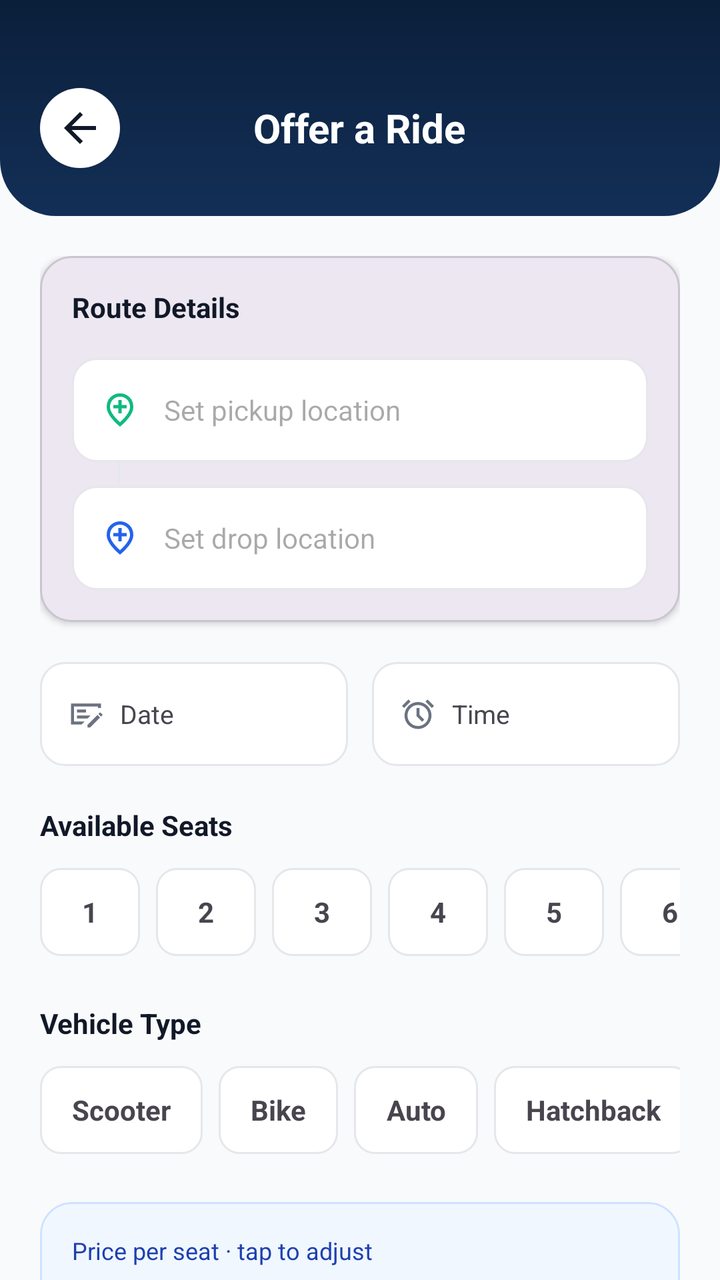
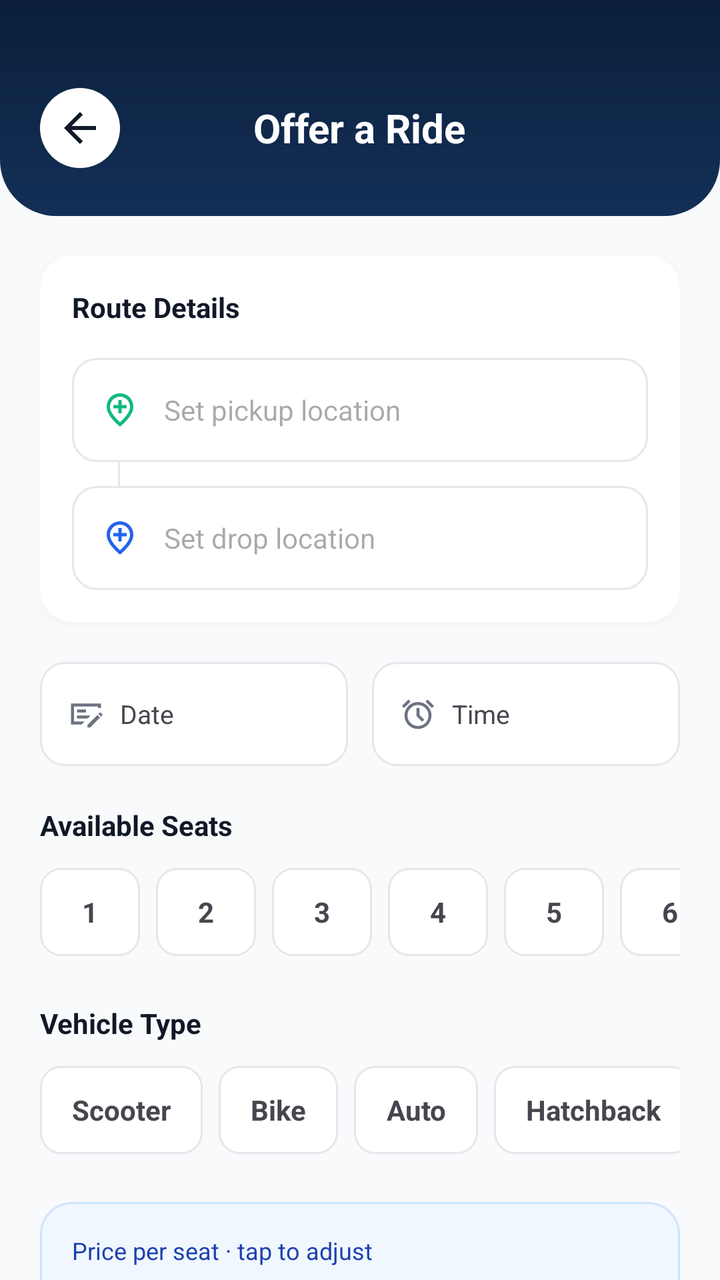

The first picture is an Android layout as it rendered before a commit; the second is the same layout after the commit. The layout source and the unified diff follow.
<!-- AndroidManifest.xml: application theme Theme.RideSharingApp -->
<!-- res/layout/activity_offer_ride.xml -->
<?xml version="1.0" encoding="utf-8"?>
<androidx.coordinatorlayout.widget.CoordinatorLayout xmlns:android="http://schemas.android.com/apk/res/android"
    xmlns:app="http://schemas.android.com/apk/res-auto"
    xmlns:tools="http://schemas.android.com/tools"
    android:layout_width="match_parent"
    android:layout_height="match_parent"
    android:background="@color/background_light"
    tools:context=".OfferRideActivity">

    <com.google.android.material.appbar.AppBarLayout
        android:layout_width="match_parent"
        android:layout_height="wrap_content"
        android:background="@android:color/transparent"
        app:elevation="0dp">

        <LinearLayout
            android:layout_width="match_parent"
            android:layout_height="wrap_content"
            android:orientation="vertical"
            android:background="@drawable/bg_header_curve"
            android:paddingTop="44dp"
            android:paddingBottom="24dp"
            android:paddingStart="20dp"
            android:paddingEnd="20dp">

            <RelativeLayout
                android:layout_width="match_parent"
                android:layout_height="wrap_content">

                <ImageView
                    android:id="@+id/btnBack"
                    android:layout_width="40dp"
                    android:layout_height="40dp"
                    android:layout_centerVertical="true"
                    android:padding="8dp"
                    android:src="@drawable/ic_back_arrow"
                    android:background="@drawable/bg_icon_circle_white"
                    app:tint="@color/text_primary" />

                <TextView
                    android:layout_width="wrap_content"
                    android:layout_height="wrap_content"
                    android:layout_centerInParent="true"
                    android:text="Offer a Ride"
                    android:textColor="@color/text_on_dark"
                    android:textSize="20sp"
                    android:textStyle="bold" />
            </RelativeLayout>
        </LinearLayout>
    </com.google.android.material.appbar.AppBarLayout>

    <androidx.core.widget.NestedScrollView
        android:layout_width="match_parent"
        android:layout_height="match_parent"
        app:layout_behavior="@string/appbar_scrolling_view_behavior"
        android:fillViewport="true">

        <LinearLayout
            android:layout_width="match_parent"
            android:layout_height="wrap_content"
            android:orientation="vertical"
            android:padding="20dp">

            
            <com.google.android.material.card.MaterialCardView
                android:layout_width="match_parent"
                android:layout_height="wrap_content"
                app:cardCornerRadius="16dp"
                app:cardElevation="2dp"
                android:layout_marginBottom="20dp">

                <LinearLayout
                    android:layout_width="match_parent"
                    android:layout_height="wrap_content"
                    android:orientation="vertical"
                    android:padding="16dp">

                    <TextView
                        android:layout_width="wrap_content"
                        android:layout_height="wrap_content"
                        android:text="Route Details"
                        android:textColor="@color/text_primary"
                        android:textStyle="bold"
                        android:layout_marginBottom="16dp" />

                    <LinearLayout
                        android:id="@+id/layoutPickup"
                        android:layout_width="match_parent"
                        android:layout_height="52dp"
                        android:background="@drawable/selector_input_field"
                        android:gravity="center_vertical"
                        android:paddingStart="14dp">
                        <ImageView android:layout_width="20dp" android:layout_height="20dp" android:src="@drawable/ic_location_pickup" />
                        <TextView
                            android:id="@+id/tvPickup"
                            android:layout_width="0dp"
                            android:layout_height="wrap_content"
                            android:layout_weight="1"
                            android:layout_marginStart="12dp"
                            android:hint="Set pickup location"
                            android:textColor="@color/text_primary"
                            android:textSize="14sp"
                            android:maxLines="1"
                            android:ellipsize="end" />
                    </LinearLayout>

                    <View android:layout_width="1dp" android:layout_height="12dp" android:layout_marginStart="23dp" android:background="@color/border_divider" />

                    <LinearLayout
                        android:id="@+id/layoutDrop"
                        android:layout_width="match_parent"
                        android:layout_height="52dp"
                        android:background="@drawable/selector_input_field"
                        android:gravity="center_vertical"
                        android:paddingStart="14dp">
                        <ImageView android:layout_width="20dp" android:layout_height="20dp" android:src="@drawable/ic_location_drop" />
                        <TextView
                            android:id="@+id/tvDrop"
                            android:layout_width="0dp"
                            android:layout_height="wrap_content"
                            android:layout_weight="1"
                            android:layout_marginStart="12dp"
                            android:hint="Set drop location"
                            android:textColor="@color/text_primary"
                            android:textSize="14sp"
                            android:maxLines="1"
                            android:ellipsize="end" />
                    </LinearLayout>
                </LinearLayout>
            </com.google.android.material.card.MaterialCardView>

            
            <LinearLayout
                android:layout_width="match_parent"
                android:layout_height="wrap_content"
                android:orientation="horizontal"
                android:layout_marginBottom="20dp">

                <LinearLayout
                    android:id="@+id/layoutDate"
                    android:layout_width="0dp"
                    android:layout_height="52dp"
                    android:layout_weight="1"
                    android:layout_marginEnd="6dp"
                    android:background="@drawable/bg_input_field"
                    android:gravity="center_vertical"
                    android:paddingStart="14dp">
                    <ImageView android:layout_width="18dp" android:layout_height="18dp" android:src="@drawable/ic_calendar" />
                    <TextView android:id="@+id/tvDate" android:layout_width="wrap_content" android:layout_height="wrap_content" android:layout_marginStart="8dp" android:text="Date" android:textSize="13sp" />
                </LinearLayout>

                <LinearLayout
                    android:id="@+id/layoutTime"
                    android:layout_width="0dp"
                    android:layout_height="52dp"
                    android:layout_weight="1"
                    android:layout_marginStart="6dp"
                    android:background="@drawable/bg_input_field"
                    android:gravity="center_vertical"
                    android:paddingStart="14dp">
                    <ImageView android:layout_width="18dp" android:layout_height="18dp" android:src="@drawable/ic_clock" />
                    <TextView android:id="@+id/tvTime" android:layout_width="wrap_content" android:layout_height="wrap_content" android:layout_marginStart="8dp" android:text="Time" android:textSize="13sp" />
                </LinearLayout>
            </LinearLayout>

            <TextView
                android:layout_width="wrap_content"
                android:layout_height="wrap_content"
                android:text="Available Seats"
                android:textColor="@color/text_primary"
                android:textStyle="bold"
                android:layout_marginBottom="12dp" />

            <HorizontalScrollView
                android:layout_width="match_parent"
                android:layout_height="wrap_content"
                android:scrollbars="none"
                android:layout_marginBottom="24dp">
                <LinearLayout
                    android:id="@+id/layoutSeats"
                    android:layout_width="wrap_content"
                    android:layout_height="wrap_content"
                    android:orientation="horizontal">
                    <TextView android:id="@+id/chipSeat1" android:layout_width="50dp" android:layout_height="44dp" android:layout_marginEnd="8dp" android:background="@drawable/bg_seat_chip" android:gravity="center" android:text="1" android:textStyle="bold" />
                    <TextView android:id="@+id/chipSeat2" android:layout_width="50dp" android:layout_height="44dp" android:layout_marginEnd="8dp" android:background="@drawable/bg_seat_chip" android:gravity="center" android:text="2" android:textStyle="bold" />
                    <TextView android:id="@+id/chipSeat3" android:layout_width="50dp" android:layout_height="44dp" android:layout_marginEnd="8dp" android:background="@drawable/bg_seat_chip" android:gravity="center" android:text="3" android:textStyle="bold" />
                    <TextView android:id="@+id/chipSeat4" android:layout_width="50dp" android:layout_height="44dp" android:layout_marginEnd="8dp" android:background="@drawable/bg_seat_chip" android:gravity="center" android:text="4" android:textStyle="bold" />
                    <TextView android:id="@+id/chipSeat5" android:layout_width="50dp" android:layout_height="44dp" android:layout_marginEnd="8dp" android:background="@drawable/bg_seat_chip" android:gravity="center" android:text="5" android:textStyle="bold" />
                    <TextView android:id="@+id/chipSeat6" android:layout_width="50dp" android:layout_height="44dp" android:background="@drawable/bg_seat_chip" android:gravity="center" android:text="6" android:textStyle="bold" />
                </LinearLayout>
            </HorizontalScrollView>

            <TextView
                android:layout_width="wrap_content"
                android:layout_height="wrap_content"
                android:text="Vehicle Type"
                android:textColor="@color/text_primary"
                android:textStyle="bold"
                android:layout_marginBottom="12dp" />

            <HorizontalScrollView
                android:layout_width="match_parent"
                android:layout_height="wrap_content"
                android:scrollbars="none"
                android:layout_marginBottom="24dp">
                <LinearLayout
                    android:id="@+id/layoutVehicle"
                    android:layout_width="wrap_content"
                    android:layout_height="wrap_content"
                    android:orientation="horizontal">
                    <TextView android:id="@+id/chipScooter" android:layout_width="wrap_content" android:layout_height="44dp" android:paddingStart="16dp" android:paddingEnd="16dp" android:layout_marginEnd="8dp" android:background="@drawable/bg_vehicle_chip" android:gravity="center" android:text="Scooter" android:textStyle="bold" />
                    <TextView android:id="@+id/chipBike" android:layout_width="wrap_content" android:layout_height="44dp" android:paddingStart="16dp" android:paddingEnd="16dp" android:layout_marginEnd="8dp" android:background="@drawable/bg_vehicle_chip" android:gravity="center" android:text="Bike" android:textStyle="bold" />
                    <TextView android:id="@+id/chipAuto" android:layout_width="wrap_content" android:layout_height="44dp" android:paddingStart="16dp" android:paddingEnd="16dp" android:layout_marginEnd="8dp" android:background="@drawable/bg_vehicle_chip" android:gravity="center" android:text="Auto" android:textStyle="bold" />
                    <TextView android:id="@+id/chipHatchback" android:layout_width="wrap_content" android:layout_height="44dp" android:paddingStart="16dp" android:paddingEnd="16dp" android:layout_marginEnd="8dp" android:background="@drawable/bg_vehicle_chip" android:gravity="center" android:text="Hatchback" android:textStyle="bold" />
                    <TextView android:id="@+id/chipSedan" android:layout_width="wrap_content" android:layout_height="44dp" android:paddingStart="16dp" android:paddingEnd="16dp" android:layout_marginEnd="8dp" android:background="@drawable/bg_vehicle_chip" android:gravity="center" android:text="Sedan" android:textStyle="bold" />
                    <TextView android:id="@+id/chipSuv" android:layout_width="wrap_content" android:layout_height="44dp" android:paddingStart="16dp" android:paddingEnd="16dp" android:layout_marginEnd="8dp" android:background="@drawable/bg_vehicle_chip" android:gravity="center" android:text="SUV" android:textStyle="bold" />
                    <TextView android:id="@+id/chipCuv" android:layout_width="wrap_content" android:layout_height="44dp" android:paddingStart="16dp" android:paddingEnd="16dp" android:background="@drawable/bg_vehicle_chip" android:gravity="center" android:text="CUV" android:textStyle="bold" />
                </LinearLayout>
            </HorizontalScrollView>

            <com.google.android.material.card.MaterialCardView
                android:layout_width="match_parent"
                android:layout_height="wrap_content"
                app:cardCornerRadius="16dp"
                android:id="@+id/cardPrice"
                android:clickable="true"
                android:focusable="true"
                app:cardBackgroundColor="#F0F7FF"
                app:strokeColor="#CCE3FF"
                app:strokeWidth="1dp"
                android:layout_marginBottom="24dp">
                <LinearLayout
                    android:layout_width="match_parent"
                    android:layout_height="wrap_content"
                    android:orientation="horizontal"
                    android:padding="16dp"
                    android:gravity="center_vertical">
                    <LinearLayout
                        android:layout_width="0dp"
                        android:layout_height="wrap_content"
                        android:layout_weight="1"
                        android:orientation="vertical">
                        <TextView
                            android:layout_width="wrap_content"
                            android:layout_height="wrap_content"
                            android:text="Price per seat · tap to adjust"
                            android:textColor="#1E40AF"
                            android:textSize="12sp" />
                        <TextView
                            android:id="@+id/tvCalculatedPrice"
                            android:layout_width="wrap_content"
                            android:layout_height="wrap_content"
                            android:text="₹—"
                            android:textColor="#1E40AF"
                            android:textSize="22sp"
                            android:textStyle="bold" />
                        <TextView
                            android:id="@+id/tvPriceBreakdown"
                            android:layout_width="wrap_content"
                            android:layout_height="wrap_content"
                            android:layout_marginTop="2dp"
                            android:text="Pick route and vehicle to estimate a fair cost-sharing price"
                            android:textColor="#3B5BA9"
                            android:textSize="12sp" />
                    </LinearLayout>
                    <ImageView
                        android:layout_width="24dp"
                        android:layout_height="24dp"
                        android:src="@drawable/ic_currency"
                        app:tint="#1E40AF" />
                </LinearLayout>
            </com.google.android.material.card.MaterialCardView>

            <TextView
                android:layout_width="wrap_content"
                android:layout_height="wrap_content"
                android:layout_marginBottom="8dp"
                android:text="Vehicle number"
                android:textColor="@color/text_primary"
                android:textSize="14sp"
                android:textStyle="bold" />

            <EditText
                android:id="@+id/etVehicleNumber"
                android:layout_width="match_parent"
                android:layout_height="wrap_content"
                android:layout_marginBottom="8dp"
                android:background="@drawable/selector_input_field"
                android:hint="e.g. MP09 AB 1234"
                android:inputType="textCapCharacters"
                android:maxLength="20"
                android:padding="16dp"
                android:textSize="14sp" />

            <TextView
                android:layout_width="wrap_content"
                android:layout_height="wrap_content"
                android:layout_marginBottom="28dp"
                android:text="Shown to passengers so they can identify your vehicle and for campus safety."
                android:textColor="@color/text_secondary"
                android:textSize="12sp" />

            <Button
                android:id="@+id/btnPublish"
                android:layout_width="match_parent"
                android:layout_height="56dp"
                android:background="@drawable/bg_search_button"
                android:text="Publish Ride"
                android:textColor="@color/text_on_dark"
                android:textStyle="bold"
                android:textAllCaps="false"
                android:layout_marginBottom="40dp" />

        </LinearLayout>
    </androidx.core.widget.NestedScrollView>

</androidx.coordinatorlayout.widget.CoordinatorLayout>
<!-- resources referenced by this layout -->
<resources>
  <color name="background_light">#F9FAFB</color>
  <color name="border_divider">#E5E7EB</color>
  <color name="text_on_dark">#FFFFFF</color>
  <color name="text_primary">#111827</color>
  <color name="text_secondary">#6B7280</color>
  <!-- drawable bg_header_curve (drawable) -->
  <?xml version="1.0" encoding="utf-8"?>
  <shape xmlns:android="http://schemas.android.com/apk/res/android">
      <gradient
          android:angle="270"
          android:startColor="@color/primary_dark_blue"
          android:endColor="@color/primary_variant" />
      <corners
          android:bottomLeftRadius="28dp"
          android:bottomRightRadius="28dp" />
  </shape>
  <!-- drawable bg_icon_circle_white (drawable) -->
  <?xml version="1.0" encoding="utf-8"?>
  <shape xmlns:android="http://schemas.android.com/apk/res/android"
      android:shape="oval">
      <solid android:color="@android:color/white" />
  </shape>
  <!-- drawable bg_input_field (drawable) -->
  <?xml version="1.0" encoding="utf-8"?>
  <shape xmlns:android="http://schemas.android.com/apk/res/android"
      android:shape="rectangle">
      <solid android:color="@color/card_background" />
      <corners android:radius="12dp" />
      <stroke
          android:width="1dp"
          android:color="@color/border_divider" />
  </shape>
  <!-- drawable bg_search_button (drawable) -->
  <?xml version="1.0" encoding="utf-8"?>
  <ripple xmlns:android="http://schemas.android.com/apk/res/android"
      android:color="#33FFFFFF">
      <item>
          <shape android:shape="rectangle">
              <solid android:color="@color/accent_blue" />
              <corners android:radius="12dp" />
          </shape>
      </item>
  </ripple>
  <!-- drawable selector_input_field (drawable) -->
  <?xml version="1.0" encoding="utf-8"?>
  <selector xmlns:android="http://schemas.android.com/apk/res/android">
      <item android:state_focused="true" android:drawable="@drawable/bg_input_field_focused" />
      <item android:drawable="@drawable/bg_input_field" />
  </selector>
  <style name="Theme.RideSharingApp" parent="Theme.Material3.Light.NoActionBar">
          <item name="colorPrimary">@color/primary_dark_blue</item>
          <item name="colorSecondary">@color/accent_blue</item>
          <item name="android:statusBarColor">@color/status_bar</item>
          <item name="android:navigationBarColor">@color/primary_dark_blue</item>
      </style>
  <color name="primary_dark_blue">#0B1F3A</color>
  <color name="primary_variant">#132F57</color>
  <color name="card_background">#FFFFFF</color>
  <color name="accent_blue">#2563EB</color>
  <!-- drawable bg_input_field_focused (drawable) -->
  <?xml version="1.0" encoding="utf-8"?>
  <shape xmlns:android="http://schemas.android.com/apk/res/android"
      android:shape="rectangle">
      <solid android:color="@color/card_background" />
      <corners android:radius="12dp" />
      <stroke
          android:width="1.5dp"
          android:color="@color/accent_blue" />
  </shape>
  <color name="status_bar">#071528</color>
  <!-- unchanged entries left out for length: 8 -->
</resources>

<!-- the commit's change to res/layout/activity_offer_ride.xml (unified diff, before → after) -->
@@ -63,6 +63,7 @@
 
             
             <com.google.android.material.card.MaterialCardView
+    app:cardBackgroundColor="@color/card_background"
                 android:layout_width="match_parent"
                 android:layout_height="wrap_content"
                 app:cardCornerRadius="16dp"
<!-- resource entries referenced after the edit -->
@@ -54,6 +54,16 @@
           <item name="colorSecondary">@color/accent_blue</item>
           <item name="android:statusBarColor">@color/status_bar</item>
           <item name="android:navigationBarColor">@color/primary_dark_blue</item>
+          
+          <item name="colorSurface">@color/card_background</item>
+          <item name="colorSurfaceContainerLowest">@color/card_background</item>
+          <item name="colorSurfaceContainerLow">@color/card_background</item>
+          <item name="colorSurfaceContainer">@color/card_background</item>
+          <item name="colorSurfaceContainerHigh">@color/card_background</item>
+          <item name="colorSurfaceContainerHighest">@color/neutral_bg</item>
+          <item name="materialCardViewStyle">@style/AppCard</item>
+          
+          <item name="elevationOverlayEnabled">false</item>
       </style>
   <color name="primary_dark_blue">#0B1F3A</color>
   <color name="primary_variant">#132F57</color>
@@ -70,6 +80,12 @@
           android:color="@color/accent_blue" />
   </shape>
   <color name="status_bar">#071528</color>
+  <color name="neutral_bg">#F3F4F6</color>
+  <style name="AppCard" parent="Widget.Material3.CardView.Elevated">
+          <item name="cardBackgroundColor">@color/card_background</item>
+          <item name="android:outlineAmbientShadowColor">#33000000</item>
+          <item name="android:outlineSpotShadowColor">#33000000</item>
+      </style>
   <!-- unchanged entries left out for length: 8 -->
 </resources>
 
